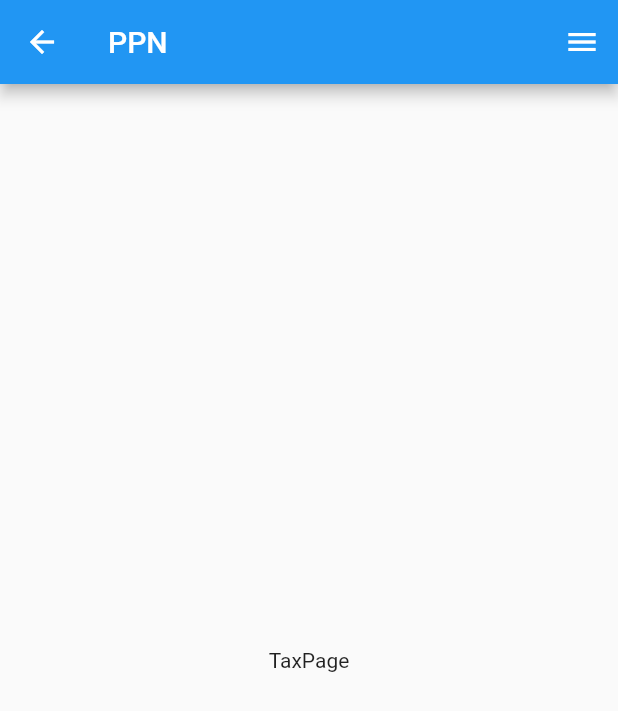
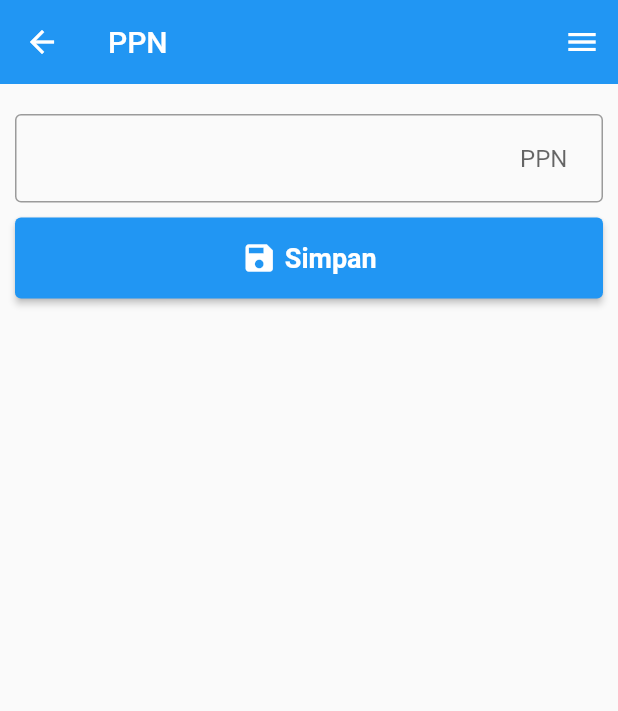
Before and after one commit to rozakia-ch/invoice, a Flutter app: the TaxPage screen opened by its route, on a phone screen of 412 x 824 dp. Shown: the top 711 px of the screen. Run offline on Flutter 3.47's test engine with Material 2 defaults, Android fonts, the phone set to English and light mode, and no system bars.

Commit message:
ui tax page

```diff
--- a/lib/ui/pages/home_page.dart
+++ b/lib/ui/pages/home_page.dart
@@ -25,10 +25,9 @@ class HomePage extends StatelessWidget {
           elevation: 0,
           title: const Text("Beranda"),
         ),
-        body: ListView(
+        body: SingleChildScrollView(
           padding: const EdgeInsets.symmetric(vertical: 20.0, horizontal: 10.0),
-          children: [
-            Form(
+          child: Form(
             key: _formKey,
             child: Column(
               children: [
@@ -115,7 +114,6 @@ class HomePage extends StatelessWidget {
               ],
             ),
           ),
-          ],
         ),
       ),
     );
--- a/lib/ui/pages/price_page.dart
+++ b/lib/ui/pages/price_page.dart
@@ -11,7 +11,7 @@ class PricePage extends StatelessWidget {
       child: Scaffold(
         endDrawer: const AppDrawer(),
         appBar: AppBar(
-          title: const Text("Harga"),
+          title: const Text("Paket"),
         ),
         body: const Center(
           child: Text("PricePage"),
--- a/lib/ui/pages/tax_page.dart
+++ b/lib/ui/pages/tax_page.dart
@@ -1,20 +1,70 @@
 import 'package:flutter/material.dart';
 import 'package:invoice/ui/widgets/app_drawer.dart';
 import 'package:invoice/ui/widgets/app_will_pop_scope.dart';
+import 'package:invoice/ui/widgets/number_form_field_widget.dart';
 
 class TaxPage extends StatelessWidget {
   const TaxPage({Key? key}) : super(key: key);
 
   @override
   Widget build(BuildContext context) {
+    final _formKey = GlobalKey<FormState>();
+    final _taxController = TextEditingController();
     return AppWillPopScope(
       child: Scaffold(
         endDrawer: const AppDrawer(),
         appBar: AppBar(
+          elevation: 0,
           title: const Text("PPN"),
         ),
-        body: const Center(
-          child: Text("TaxPage"),
+        body: SingleChildScrollView(
+          padding: const EdgeInsets.symmetric(vertical: 20.0, horizontal: 10.0),
+          child: Form(
+            key: _formKey,
+            child: Column(
+              children: [
+                NumberFormFieldWidget(
+                  text: "PPN",
+                  controller: _taxController,
+                  suffixText: "%",
+                ),
+                const SizedBox(height: 10.0),
+                SizedBox(
+                  width: double.infinity,
+                  child: ElevatedButton(
+                    style: ElevatedButton.styleFrom(
+                      padding: const EdgeInsets.symmetric(
+                        horizontal: 50,
+                        vertical: 15,
+                      ),
+                      textStyle: const TextStyle(
+                        fontSize: 18,
+                        fontWeight: FontWeight.w600,
+                      ),
+                    ),
+                    onPressed: () {
+                      // Validate returns true if the form is valid, or false otherwise.
+                      if (_formKey.currentState!.validate()) {
+                        // If the form is valid, display a snackBar. In the real world,
+                        // you'd often call a server or save the information in a database.
+                        ScaffoldMessenger.of(context).showSnackBar(
+                          const SnackBar(content: Text('Processing Data')),
+                        );
+                      }
+                    },
+                    child: Row(
+                      mainAxisAlignment: MainAxisAlignment.center,
+                      children: const [
+                        Icon(Icons.save),
+                        SizedBox(width: 5.0),
+                        Text('Simpan'),
+                      ],
+                    ),
+                  ),
+                ),
+              ],
+            ),
+          ),
         ),
       ),
     );
--- a/lib/ui/widgets/app_drawer.dart
+++ b/lib/ui/widgets/app_drawer.dart
@@ -17,7 +17,7 @@ class AppDrawer extends StatelessWidget {
           ),
           _drawerItem(
             icon: Icons.money,
-            text: 'Harga',
+            text: 'Paket',
             onTap: () => Navigator.pushReplacementNamed(context, "/price-page"),
           ),
           _drawerItem(
--- /dev/null
+++ b/lib/ui/widgets/number_form_field_widget.dart
@@ -0,0 +1,33 @@
+import 'package:flutter/material.dart';
+
+class NumberFormFieldWidget extends StatelessWidget {
+  const NumberFormFieldWidget({
+    Key? key,
+    required this.text,
+    required this.controller,
+    this.suffixText,
+  }) : super(key: key);
+
+  final String text;
+  final TextEditingController controller;
+  final String? suffixText;
+  @override
+  Widget build(BuildContext context) {
+    return TextFormField(
+      // The validator receives the text that the user has entered.
+      validator: (value) {
+        if (value == null || value.isEmpty) {
+          return '$text tidak boleh kosong';
+        }
+        return null;
+      },
+      textAlign: TextAlign.end,
+      controller: controller,
+      decoration: InputDecoration(
+        border: const OutlineInputBorder(),
+        hintText: text,
+        suffixText: suffixText,
+      ),
+    );
+  }
+}
```
Lines whose indentation alone changed are shown as unchanged.
